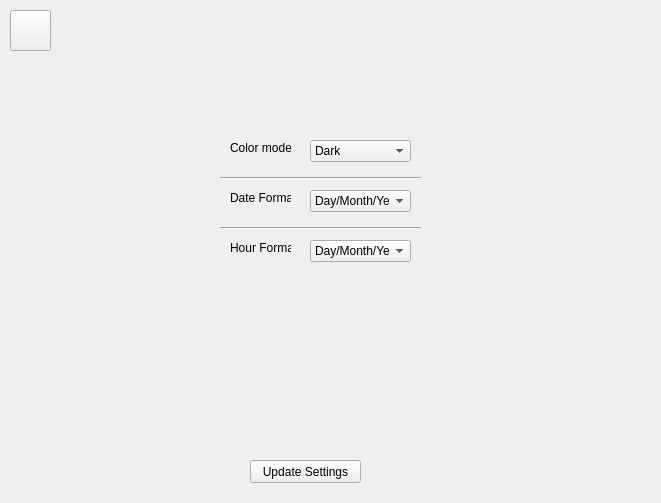
JarneAe/RetroBoy-GUI, file .ui files/Main_UI_Files/Main_Settings.ui: the form before one commit.
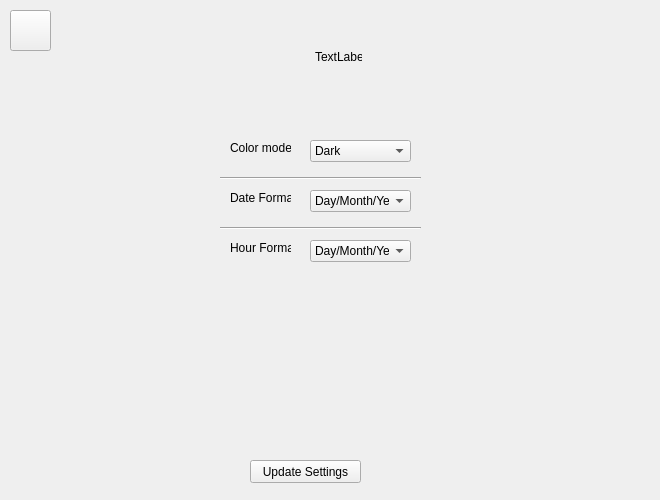
The form after the commit.

What changed in the file:
```diff
--- a/.ui files/Main_UI_Files/Main_Settings.ui
+++ b/.ui files/Main_UI_Files/Main_Settings.ui
@@ -6,8 +6,8 @@
    <rect>
     <x>0</x>
     <y>0</y>
-    <width>661</width>
-    <height>503</height>
+    <width>660</width>
+    <height>500</height>
    </rect>
   </property>
   <property name="windowTitle">
@@ -164,6 +164,19 @@
     <string>Update Settings</string>
    </property>
   </widget>
+  <widget class="QLabel" name="label">
+   <property name="geometry">
+    <rect>
+     <x>315</x>
+     <y>50</y>
+     <width>47</width>
+     <height>13</height>
+    </rect>
+   </property>
+   <property name="text">
+    <string>TextLabel</string>
+   </property>
+  </widget>
  </widget>
  <resources/>
  <connections/>
```
